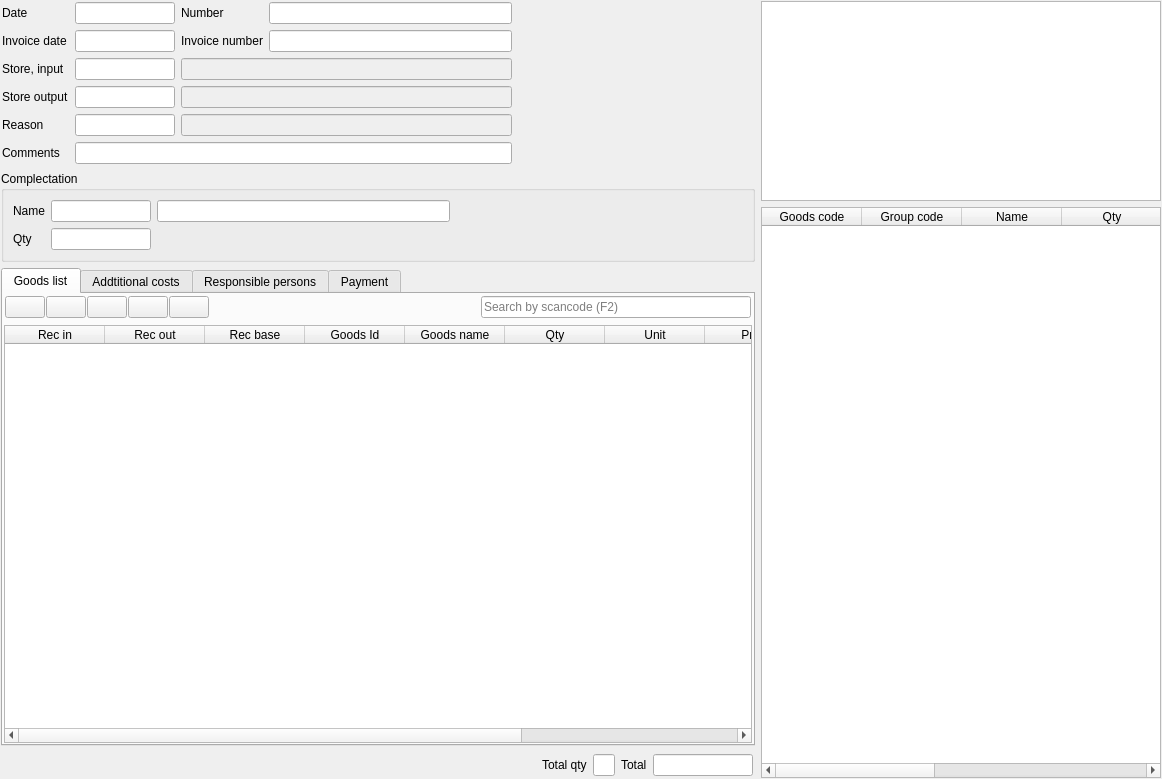
Old version of the form FrontDesk/c5storedoc.ui in the repository End1-1/Cafe5.
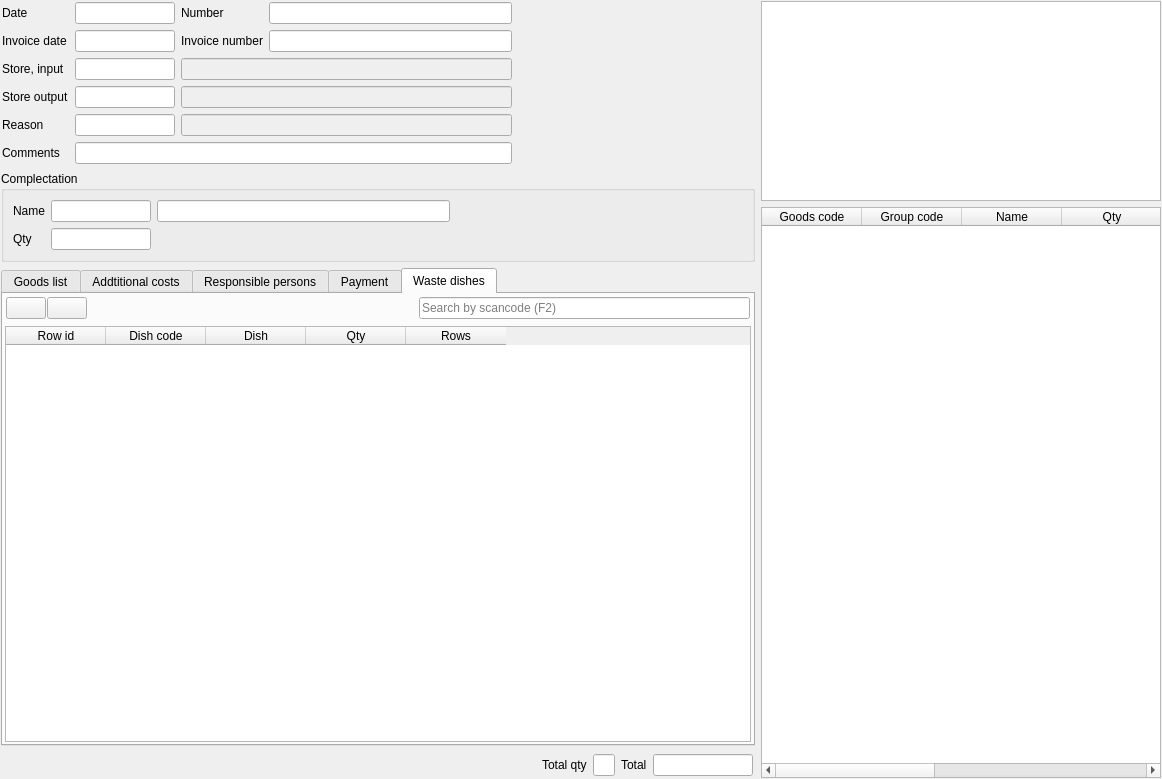
New version of the form. The open tabs and pages were chosen to show the change. Icons and pictures are not drawn. Custom widgets are drawn as their Qt base class.

```diff
--- a/FrontDesk/c5storedoc.ui
+++ b/FrontDesk/c5storedoc.ui
@@ -942,6 +942,141 @@
        </item>
       </layout>
      </widget>
+     <widget class="QWidget" name="tab_3">
+      <attribute name="title">
+       <string>Waste dishes</string>
+      </attribute>
+      <layout class="QVBoxLayout" name="verticalLayout_6">
+       <property name="leftMargin">
+        <number>2</number>
+       </property>
+       <property name="topMargin">
+        <number>2</number>
+       </property>
+       <property name="rightMargin">
+        <number>2</number>
+       </property>
+       <property name="bottomMargin">
+        <number>2</number>
+       </property>
+       <item>
+        <widget class="QWidget" name="wtoolbar_3" native="true">
+         <layout class="QHBoxLayout" name="horizontalLayout_4">
+          <property name="spacing">
+           <number>1</number>
+          </property>
+          <property name="leftMargin">
+           <number>1</number>
+          </property>
+          <property name="topMargin">
+           <number>1</number>
+          </property>
+          <property name="rightMargin">
+           <number>1</number>
+          </property>
+          <property name="bottomMargin">
+           <number>1</number>
+          </property>
+          <item>
+           <widget class="QPushButton" name="btnAddDish">
+            <property name="focusPolicy">
+             <enum>Qt::NoFocus</enum>
+            </property>
+            <property name="toolTip">
+             <string>New row</string>
+            </property>
+            <property name="text">
+             <string/>
+            </property>
+            <property name="icon">
+             <iconset resource="../resources/res.qrc">
+              <normaloff>:/add.png</normaloff>:/add.png</iconset>
+            </property>
+           </widget>
+          </item>
+          <item>
+           <widget class="QPushButton" name="btnRemoveRows">
+            <property name="focusPolicy">
+             <enum>Qt::NoFocus</enum>
+            </property>
+            <property name="toolTip">
+             <string>Remove row</string>
+            </property>
+            <property name="text">
+             <string/>
+            </property>
+            <property name="icon">
+             <iconset resource="../resources/res.qrc">
+              <normaloff>:/remove.png</normaloff>:/remove.png</iconset>
+            </property>
+           </widget>
+          </item>
+          <item>
+           <spacer name="horizontalSpacer_6">
+            <property name="orientation">
+             <enum>Qt::Horizontal</enum>
+            </property>
+            <property name="sizeHint" stdset="0">
+             <size>
+              <width>40</width>
+              <height>20</height>
+             </size>
+            </property>
+           </spacer>
+          </item>
+          <item>
+           <widget class="C5LineEdit" name="leScancode_2">
+            <property name="placeholderText">
+             <string>Search by scancode (F2)</string>
+            </property>
+           </widget>
+          </item>
+         </layout>
+        </widget>
+       </item>
+       <item>
+        <widget class="C5TableWidget" name="tblDishes">
+         <property name="focusPolicy">
+          <enum>Qt::NoFocus</enum>
+         </property>
+         <property name="editTriggers">
+          <set>QAbstractItemView::NoEditTriggers</set>
+         </property>
+         <property name="selectionMode">
+          <enum>QAbstractItemView::SingleSelection</enum>
+         </property>
+         <property name="wordWrap">
+          <bool>false</bool>
+         </property>
+         <column>
+          <property name="text">
+           <string>Row id</string>
+          </property>
+         </column>
+         <column>
+          <property name="text">
+           <string>Dish code</string>
+          </property>
+         </column>
+         <column>
+          <property name="text">
+           <string>Dish</string>
+          </property>
+         </column>
+         <column>
+          <property name="text">
+           <string>Qty</string>
+          </property>
+         </column>
+         <column>
+          <property name="text">
+           <string>Rows</string>
+          </property>
+         </column>
+        </widget>
+       </item>
+      </layout>
+     </widget>
     </widget>
    </item>
    <item row="1" column="0">
```
